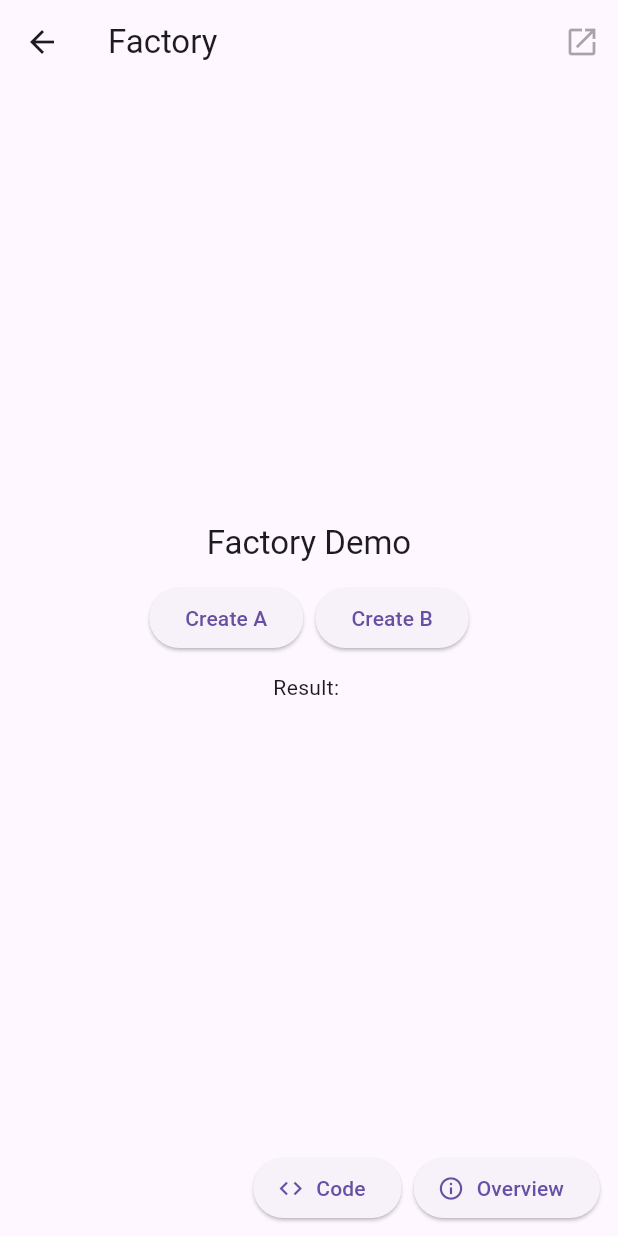
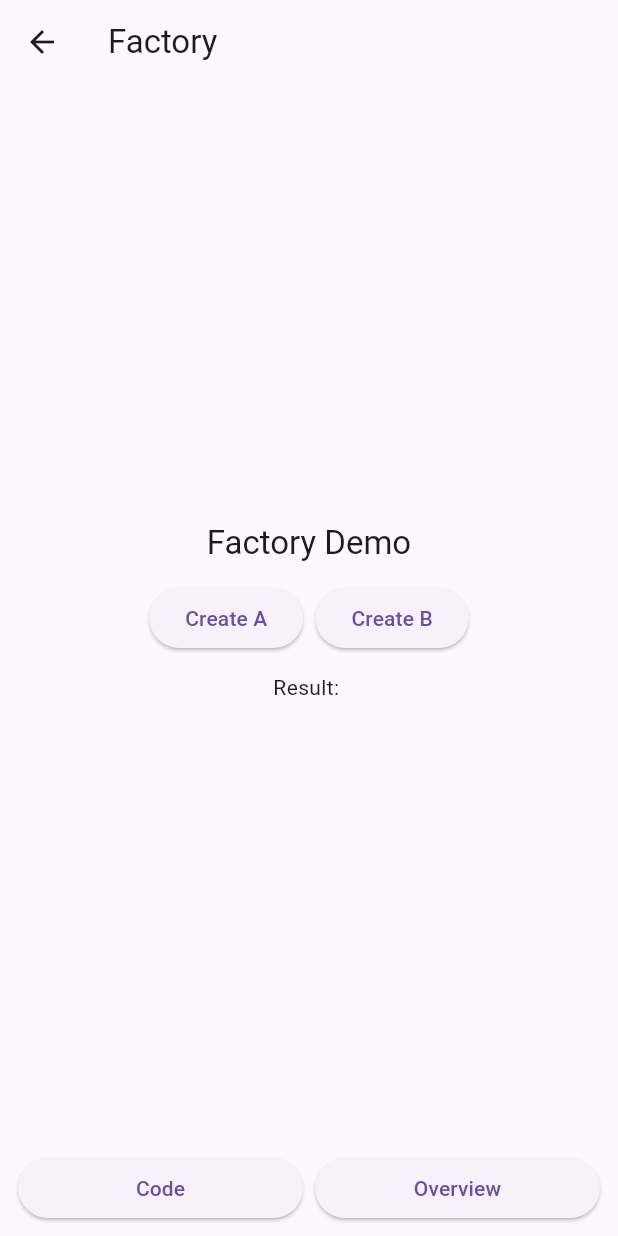
Before and after one commit to rinaeshin/design_pattern, a Flutter app: the PatternDetailPage screen opened directly with sample values from the repository, on a phone screen of 412 x 824 dp. Run offline on Flutter 3.47's test engine with Material 3 defaults, Android fonts, the phone set to English and light mode, and no system bars.

Commit message:
feat(ui): move Code/Overview to equal-width footer buttons and remove DartPad open action

```diff
--- a/lib/pages/pattern_detail_page.dart
+++ b/lib/pages/pattern_detail_page.dart
@@ -32,20 +32,7 @@ class PatternDetailPage extends StatelessWidget {
   @override
   Widget build(BuildContext context) {
     return Scaffold(
-      appBar: AppBar(
-        title: Text(pattern.name),
-        actions: [
-          IconButton(
-            icon: const Icon(Icons.open_in_new),
-            tooltip: 'DartPad 열기',
-            onPressed: pattern.dartpadUrl == null
-                ? null
-                : () {
-                    // Web에서 새 탭으로 DartPad 열기 가능
-                  },
-          ),
-        ],
-      ),
+      appBar: AppBar(title: Text(pattern.name)),
       body: Padding(
         padding: const EdgeInsets.all(12.0),
         child: _buildDemoArea(context),
@@ -54,18 +41,19 @@ class PatternDetailPage extends StatelessWidget {
         child: Padding(
           padding: const EdgeInsets.symmetric(horizontal: 12.0, vertical: 8.0),
           child: Row(
-            mainAxisAlignment: MainAxisAlignment.end,
             children: [
-              ElevatedButton.icon(
-                onPressed: () => _showCodeDialog(context),
-                icon: const Icon(Icons.code),
-                label: const Text('Code'),
+              Expanded(
+                child: ElevatedButton(
+                  onPressed: () => _showCodeDialog(context),
+                  child: const Text('Code'),
+                ),
               ),
               const SizedBox(width: 8),
-              ElevatedButton.icon(
-                onPressed: () => _showOverviewDialog(context),
-                icon: const Icon(Icons.info_outline),
-                label: const Text('Overview'),
+              Expanded(
+                child: ElevatedButton(
+                  onPressed: () => _showOverviewDialog(context),
+                  child: const Text('Overview'),
+                ),
               ),
             ],
           ),
```
